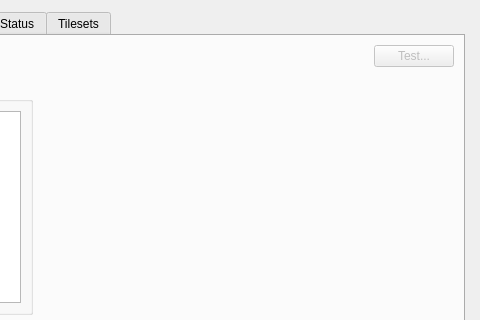
This is Editor/Dialogs/dialogdatas.ui in RPG-Paper-Maker/RPG-Paper-Maker as Qt 5 draws it before an edit; both pictures show x 620 to 1100 and y 0 to 320 of the 1100 by 650 pixel window. The edited form follows.
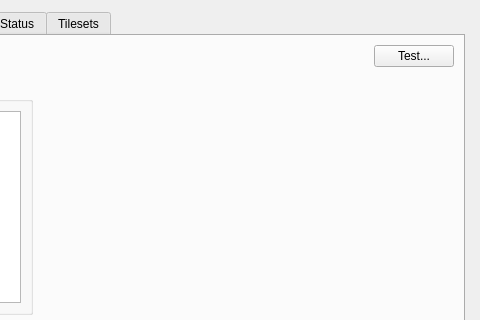
This is the edited form. The open tabs and pages were chosen to show the change. Custom widgets are drawn as their Qt base class.

Diff of the .ui file:
```diff
--- a/Editor/Dialogs/dialogdatas.ui
+++ b/Editor/Dialogs/dialogdatas.ui
@@ -321,7 +321,7 @@
                <item>
                 <widget class="QPushButton" name="pushButtonTroopTest">
                  <property name="enabled">
-                  <bool>false</bool>
+                  <bool>true</bool>
                  </property>
                  <property name="text">
                   <string>Test...</string>
```
